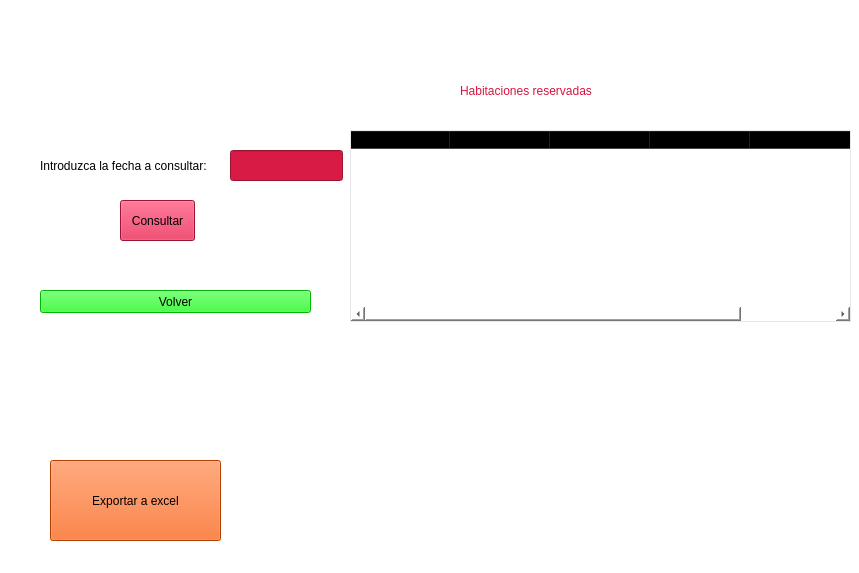
Old version of the form pantallas_pia/consulta.ui in the repository xXaberx/pia_metodologias.
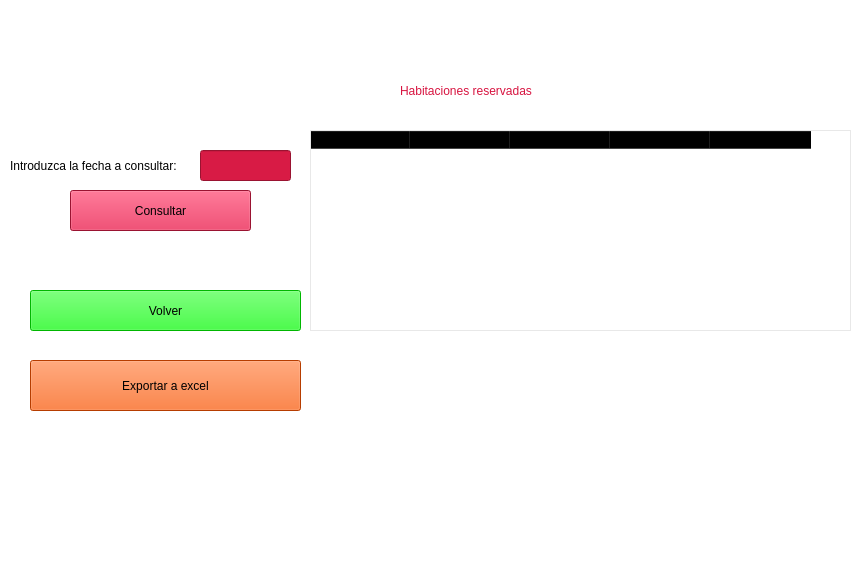
New version of the form. Icons and pictures are not drawn.

```diff
--- a/pantallas_pia/consulta.ui
+++ b/pantallas_pia/consulta.ui
@@ -20,9 +20,9 @@
    <widget class="QLabel" name="label">
     <property name="geometry">
      <rect>
-      <x>460</x>
+      <x>400</x>
       <y>50</y>
-      <width>311</width>
+      <width>401</width>
       <height>81</height>
      </rect>
     </property>
@@ -37,10 +37,10 @@
    <widget class="QTableWidget" name="tableWidget">
     <property name="geometry">
      <rect>
-      <x>350</x>
+      <x>310</x>
       <y>130</y>
-      <width>501</width>
-      <height>192</height>
+      <width>541</width>
+      <height>201</height>
      </rect>
     </property>
     <property name="styleSheet">
@@ -91,10 +91,10 @@
    <widget class="QPushButton" name="volver">
     <property name="geometry">
      <rect>
-      <x>40</x>
+      <x>30</x>
       <y>290</y>
       <width>271</width>
-      <height>23</height>
+      <height>41</height>
      </rect>
     </property>
     <property name="styleSheet">
@@ -123,9 +123,9 @@
    <widget class="QLabel" name="label_4">
     <property name="geometry">
      <rect>
-      <x>40</x>
+      <x>10</x>
       <y>150</y>
-      <width>181</width>
+      <width>241</width>
       <height>31</height>
      </rect>
     </property>
@@ -140,9 +140,9 @@
    <widget class="QLineEdit" name="lineEdit">
     <property name="geometry">
      <rect>
-      <x>230</x>
+      <x>200</x>
       <y>150</y>
-      <width>113</width>
+      <width>91</width>
       <height>31</height>
      </rect>
     </property>
@@ -154,9 +154,9 @@
    <widget class="QPushButton" name="pushButton_2">
     <property name="geometry">
      <rect>
-      <x>120</x>
-      <y>200</y>
-      <width>75</width>
+      <x>70</x>
+      <y>190</y>
+      <width>181</width>
       <height>41</height>
      </rect>
     </property>
@@ -170,9 +170,9 @@
    <widget class="QLabel" name="label_5">
     <property name="geometry">
      <rect>
-      <x>130</x>
+      <x>60</x>
       <y>250</y>
-      <width>201</width>
+      <width>231</width>
       <height>21</height>
      </rect>
     </property>
@@ -186,10 +186,10 @@
    <widget class="QPushButton" name="pushButton_3">
     <property name="geometry">
      <rect>
-      <x>50</x>
-      <y>460</y>
-      <width>171</width>
-      <height>81</height>
+      <x>30</x>
+      <y>360</y>
+      <width>271</width>
+      <height>51</height>
      </rect>
     </property>
     <property name="styleSheet">
@@ -200,6 +200,22 @@
      <string>Exportar a excel</string>
     </property>
    </widget>
+   <widget class="QLabel" name="label_6">
+    <property name="geometry">
+     <rect>
+      <x>40</x>
+      <y>450</y>
+      <width>271</width>
+      <height>21</height>
+     </rect>
+    </property>
+    <property name="styleSheet">
+     <string notr="true">color: rgb(255, 0, 0);</string>
+    </property>
+    <property name="text">
+     <string/>
+    </property>
+   </widget>
   </widget>
   <widget class="QStatusBar" name="statusbar"/>
  </widget>
```
Left out of the diff: 4 changed lines with no effect on the pictures.
